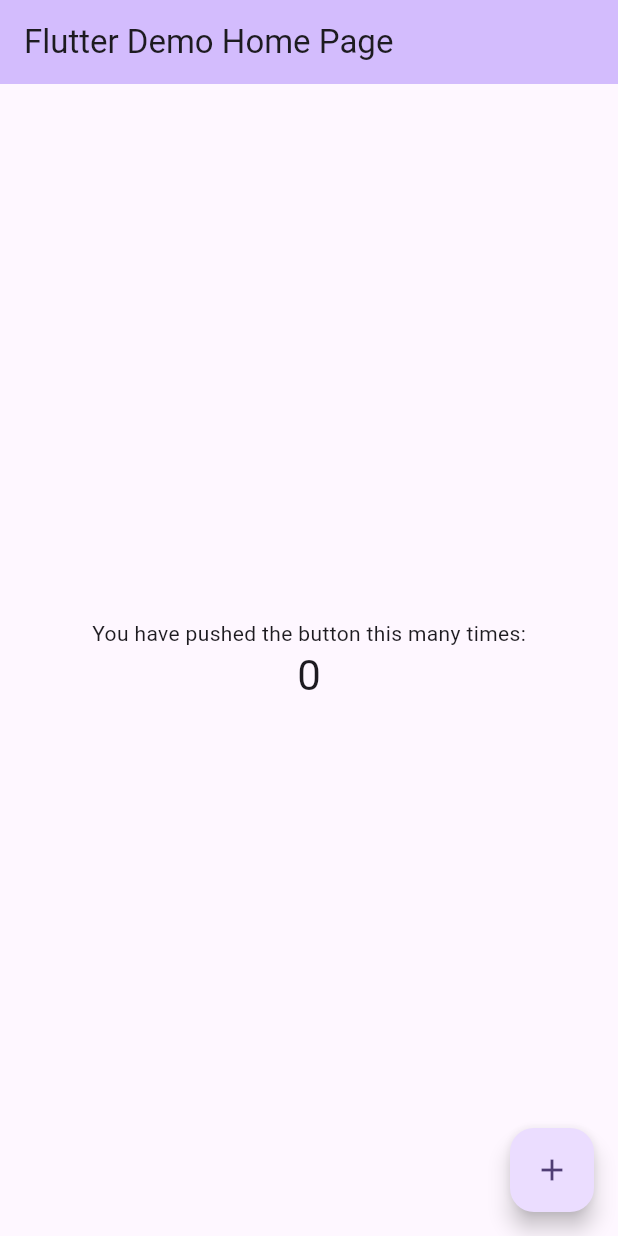
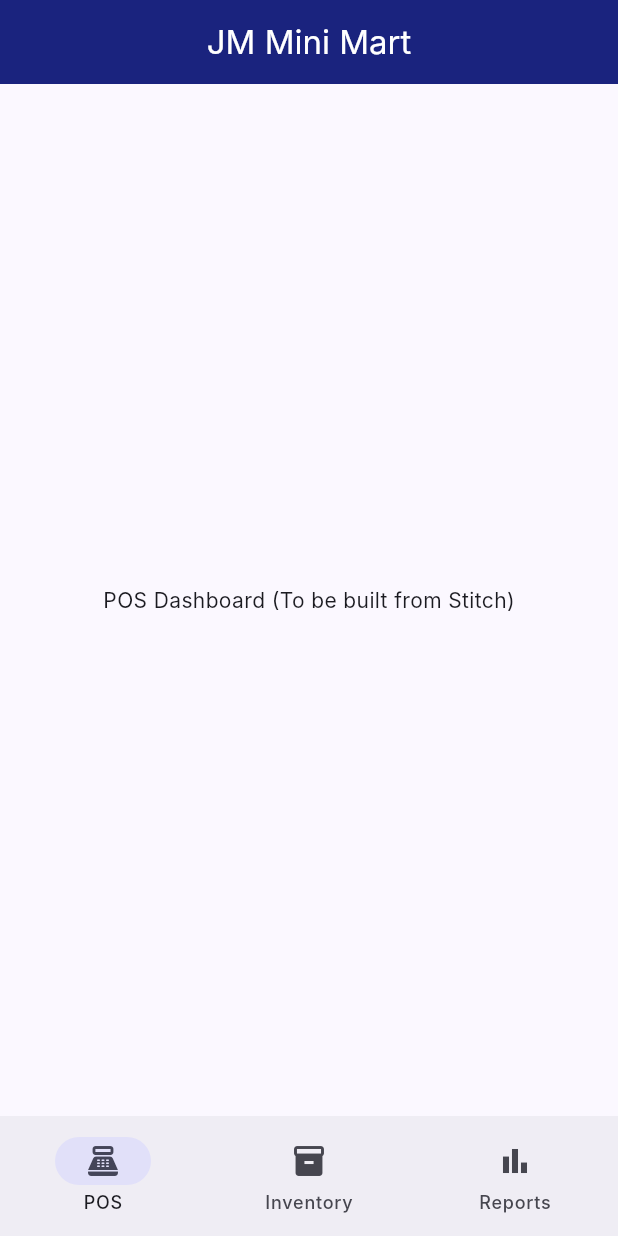
Before and after one commit to zlen2024/JM-Minimart-mobile-POS-System, a Flutter app: the screen it shows after launch, on a phone screen of 412 x 824 dp. Run offline on Flutter 3.47's test engine with Material 3 defaults, Android fonts, the phone set to English and light mode, and no system bars; our stand-ins replace flutter_riverpod, pdf, sqflite; accounts and stored records are empty; Roboto replaces fonts that are missing (Inter).

Commit message:
Initialize core dashboard
Co-authored-by: zlen2024 <162661683+zlen2024@users.noreply.github.com>

```diff
--- /dev/null
+++ b/lib/core/theme/app_theme.dart
@@ -0,0 +1,51 @@
+import 'package:flutter/material.dart';
+
+class AppTheme {
+  static ThemeData get lightTheme {
+    return ThemeData(
+      useMaterial3: true,
+      colorScheme: ColorScheme.fromSeed(
+        seedColor: const Color(0xFF1A237E),
+        brightness: Brightness.light,
+        primary: const Color(0xFF1A237E),
+        secondary: const Color(0xFF263238),
+        tertiary: const Color(0xFF00C853),
+        background: const Color(0xFFF8F9FA),
+      ),
+      fontFamily: 'Inter',
+      appBarTheme: const AppBarTheme(
+        centerTitle: true,
+        elevation: 0,
+        backgroundColor: Color(0xFF1A237E),
+        foregroundColor: Colors.white,
+      ),
+      elevatedButtonTheme: ElevatedButtonThemeData(
+        style: ElevatedButton.styleFrom(
+          minimumSize: const Size.fromHeight(48),
+          shape: RoundedRectangleBorder(
+            borderRadius: BorderRadius.circular(12),
+          ),
+        ),
+      ),
+    );
+  }
+
+  static ThemeData get darkTheme {
+    return ThemeData(
+      useMaterial3: true,
+      colorScheme: ColorScheme.fromSeed(
+        seedColor: const Color(0xFF1A237E),
+        brightness: Brightness.dark,
+      ),
+      fontFamily: 'Inter',
+      elevatedButtonTheme: ElevatedButtonThemeData(
+        style: ElevatedButton.styleFrom(
+          minimumSize: const Size.fromHeight(48),
+          shape: RoundedRectangleBorder(
+            borderRadius: BorderRadius.circular(12),
+          ),
+        ),
+      ),
+    );
+  }
+}
--- /dev/null
+++ b/lib/features/home/presentation/pages/home_page.dart
@@ -0,0 +1,50 @@
+import 'package:flutter/material.dart';
+
+class HomePage extends StatefulWidget {
+  const HomePage({Key? key}) : super(key: key);
+
+  @override
+  State<HomePage> createState() => _HomePageState();
+}
+
+class _HomePageState extends State<HomePage> {
+  int _currentIndex = 0;
+
+  final List<Widget> _pages = [
+    const Center(child: Text('POS Dashboard (To be built from Stitch)')),
+    const Center(child: Text('Inventory Dashboard')),
+    const Center(child: Text('Reports Dashboard')),
+  ];
+
+  @override
+  Widget build(BuildContext context) {
+    return Scaffold(
+      appBar: AppBar(
+        title: const Text('JM Mini Mart'),
+      ),
+      body: _pages[_currentIndex],
+      bottomNavigationBar: NavigationBar(
+        selectedIndex: _currentIndex,
+        onDestinationSelected: (index) {
+          setState(() {
+            _currentIndex = index;
+          });
+        },
+        destinations: const [
+          NavigationDestination(
+            icon: Icon(Icons.point_of_sale),
+            label: 'POS',
+          ),
+          NavigationDestination(
+            icon: Icon(Icons.inventory),
+            label: 'Inventory',
+          ),
+          NavigationDestination(
+            icon: Icon(Icons.bar_chart),
+            label: 'Reports',
+          ),
+        ],
+      ),
+    );
+  }
+}
--- a/lib/main.dart
+++ b/lib/main.dart
@@ -1,122 +1,44 @@
 import 'package:flutter/material.dart';
+import 'package:flutter_riverpod/flutter_riverpod.dart';
 
-void main() {
-  runApp(const MyApp());
+// Phase 5: Uncomment when Firebase is ready
+// import 'package:firebase_core/firebase_core.dart';
+// import 'firebase_options.dart';
+
+import 'core/db/database_helper.dart';
+import 'core/theme/app_theme.dart';
+import 'features/home/presentation/pages/home_page.dart';
+
+void main() async {
+  WidgetsFlutterBinding.ensureInitialized();
+
+  // Phase 5: Firebase Initialization
+  // await Firebase.initializeApp(
+  //   options: DefaultFirebaseOptions.currentPlatform,
+  // );
+
+  // Initialize Database
+  await DatabaseHelper.instance.database;
+
+  runApp(
+    const ProviderScope(
+      child: JMMiniMartApp(),
+    ),
+  );
 }
 
-class MyApp extends StatelessWidget {
-  const MyApp({super.key});
+class JMMiniMartApp extends StatelessWidget {
+  const JMMiniMartApp({Key? key}) : super(key: key);
 
-  // This widget is the root of your application.
   @override
   Widget build(BuildContext context) {
     return MaterialApp(
-      title: 'Flutter Demo',
-      theme: ThemeData(
-        // This is the theme of your application.
-        //
-        // TRY THIS: Try running your application with "flutter run". You'll see
-        // the application has a purple toolbar. Then, without quitting the app,
-        // try changing the seedColor in the colorScheme below to Colors.green
-        // and then invoke "hot reload" (save your changes or press the "hot
-        // reload" button in a Flutter-supported IDE, or press "r" if you used
-        // the command line to start the app).
-        //
-        // Notice that the counter didn't reset back to zero; the application
-        // state is not lost during the reload. To reset the state, use hot
-        // restart instead.
-        //
-        // This works for code too, not just values: Most code changes can be
-        // tested with just a hot reload.
-        colorScheme: .fromSeed(seedColor: Colors.deepPurple),
-      ),
-      home: const MyHomePage(title: 'Flutter Demo Home Page'),
+      title: 'JM Mini Mart ProPOS',
+      debugShowCheckedModeBanner: false,
+      theme: AppTheme.lightTheme, // To be defined
+      darkTheme: AppTheme.darkTheme, // To be defined
+      themeMode: ThemeMode.system,
+      home: const HomePage(),
     );
   }
 }
-
-class MyHomePage extends StatefulWidget {
-  const MyHomePage({super.key, required this.title});
-
-  // This widget is the home page of your application. It is stateful, meaning
-  // that it has a State object (defined below) that contains fields that affect
-  // how it looks.
-
-  // This class is the configuration for the state. It holds the values (in this
-  // case the title) provided by the parent (in this case the App widget) and
-  // used by the build method of the State. Fields in a Widget subclass are
-  // always marked "final".
-
-  final String title;
-
-  @override
-  State<MyHomePage> createState() => _MyHomePageState();
-}
-
-class _MyHomePageState extends State<MyHomePage> {
-  int _counter = 0;
-
-  void _incrementCounter() {
-    setState(() {
-      // This call to setState tells the Flutter framework that something has
-      // changed in this State, which causes it to rerun the build method below
-      // so that the display can reflect the updated values. If we changed
-      // _counter without calling setState(), then the build method would not be
-      // called again, and so nothing would appear to happen.
-      _counter++;
-    });
-  }
-
-  @override
-  Widget build(BuildContext context) {
-    // This method is rerun every time setState is called, for instance as done
-    // by the _incrementCounter method above.
-    //
-    // The Flutter framework has been optimized to make rerunning build methods
-    // fast, so that you can just rebuild anything that needs updating rather
-    // than having to individually change instances of widgets.
-    return Scaffold(
-      appBar: AppBar(
-        // TRY THIS: Try changing the color here to a specific color (to
-        // Colors.amber, perhaps?) and trigger a hot reload to see the AppBar
-        // change color while the other colors stay the same.
-        backgroundColor: Theme.of(context).colorScheme.inversePrimary,
-        // Here we take the value from the MyHomePage object that was created by
-        // the App.build method, and use it to set our appbar title.
-        title: Text(widget.title),
-      ),
-      body: Center(
-        // Center is a layout widget. It takes a single child and positions it
-        // in the middle of the parent.
-        child: Column(
-          // Column is also a layout widget. It takes a list of children and
-          // arranges them vertically. By default, it sizes itself to fit its
-          // children horizontally, and tries to be as tall as its parent.
-          //
-          // Column has various properties to control how it sizes itself and
-          // how it positions its children. Here we use mainAxisAlignment to
-          // center the children vertically; the main axis here is the vertical
-          // axis because Columns are vertical (the cross axis would be
-          // horizontal).
-          //
-          // TRY THIS: Invoke "debug painting" (choose the "Toggle Debug Paint"
-          // action in the IDE, or press "p" in the console), to see the
-          // wireframe for each widget.
-          mainAxisAlignment: .center,
-          children: [
-            const Text('You have pushed the button this many times:'),
-            Text(
-              '$_counter',
-              style: Theme.of(context).textTheme.headlineMedium,
-            ),
-          ],
-        ),
-      ),
-      floatingActionButton: FloatingActionButton(
-        onPressed: _incrementCounter,
-        tooltip: 'Increment',
-        child: const Icon(Icons.add),
-      ),
-    );
-  }
-}
```
Also changed, not shown: 1 other file.
